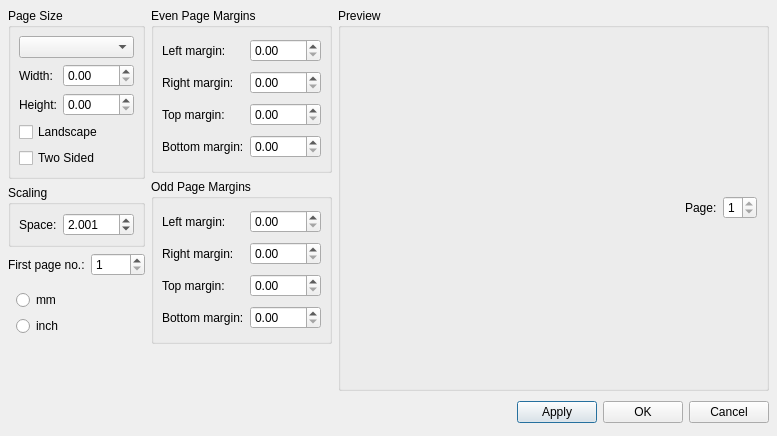
Qt form mscore/mscore/pagesettings.ui (musescore/musescore-old) before a commit.
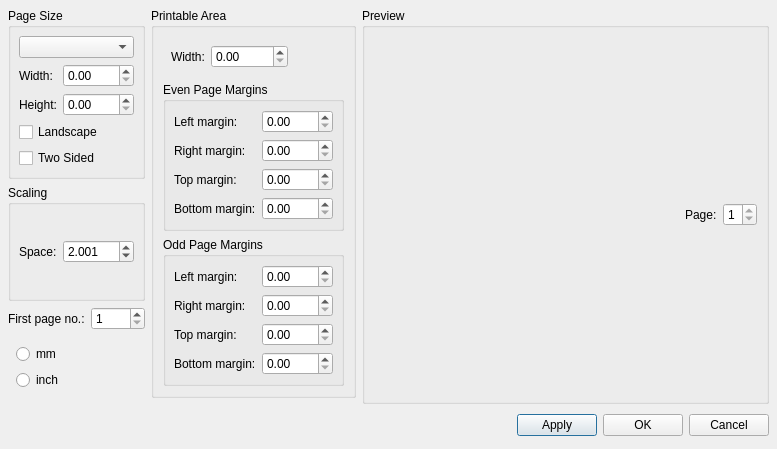
The same form after that commit.

Commit message: update page settings

The edit to the form file:
```diff
--- a/mscore/mscore/pagesettings.ui
+++ b/mscore/mscore/pagesettings.ui
@@ -10,6 +10,12 @@
     <height>436</height>
    </rect>
   </property>
+  <property name="minimumSize">
+   <size>
+    <width>0</width>
+    <height>0</height>
+   </size>
+  </property>
   <property name="windowTitle">
    <string>MuseScore: Page Settings</string>
   </property>
@@ -277,53 +283,75 @@
       <number>0</number>
      </property>
      <item>
+      <widget class="QGroupBox" name="groupBox_5">
+       <property name="title">
+        <string>Printable Area</string>
+       </property>
+       <layout class="QVBoxLayout" name="verticalLayout_2">
+        <item>
+         <layout class="QFormLayout" name="formLayout">
+          <property name="fieldGrowthPolicy">
+           <enum>QFormLayout::ExpandingFieldsGrow</enum>
+          </property>
+          <property name="horizontalSpacing">
+           <number>6</number>
+          </property>
+          <property name="verticalSpacing">
+           <number>6</number>
+          </property>
+          <property name="margin">
+           <number>8</number>
+          </property>
+          <item row="0" column="0">
+           <widget class="QLabel" name="label_14">
+            <property name="text">
+             <string>Width:</string>
+            </property>
+            <property name="textFormat">
+             <enum>Qt::PlainText</enum>
+            </property>
+           </widget>
+          </item>
+          <item row="0" column="1">
+           <widget class="QDoubleSpinBox" name="printableWidth">
+            <property name="sizePolicy">
+             <sizepolicy hsizetype="Fixed" vsizetype="Fixed">
+              <horstretch>0</horstretch>
+              <verstretch>0</verstretch>
+             </sizepolicy>
+            </property>
+            <property name="maximum">
+             <double>20000.000000000000000</double>
+            </property>
+           </widget>
+          </item>
+         </layout>
+        </item>
+        <item>
       <widget class="QGroupBox" name="groupBox_3">
        <property name="title">
         <string>Even Page Margins</string>
        </property>
-       <layout class="QGridLayout">
+          <layout class="QFormLayout" name="formLayout_2">
+           <property name="horizontalSpacing">
+            <number>6</number>
+           </property>
+           <property name="verticalSpacing">
+            <number>6</number>
+           </property>
         <property name="margin">
          <number>8</number>
         </property>
-        <property name="spacing">
-         <number>6</number>
-        </property>
-        <item row="3" column="1">
-         <widget class="QDoubleSpinBox" name="evenPageBottomMargin">
-          <property name="sizePolicy">
-           <sizepolicy hsizetype="Preferred" vsizetype="Fixed">
-            <horstretch>0</horstretch>
-            <verstretch>0</verstretch>
-           </sizepolicy>
-          </property>
-          <property name="maximum">
-           <double>2000.000000000000000</double>
-          </property>
-         </widget>
-        </item>
-        <item row="2" column="1">
-         <widget class="QDoubleSpinBox" name="evenPageTopMargin">
-          <property name="sizePolicy">
-           <sizepolicy hsizetype="Preferred" vsizetype="Fixed">
-            <horstretch>0</horstretch>
-            <verstretch>0</verstretch>
-           </sizepolicy>
-          </property>
-          <property name="maximum">
-           <double>2000.000000000000000</double>
-          </property>
-         </widget>
-        </item>
-        <item row="1" column="1">
-         <widget class="QDoubleSpinBox" name="evenPageRightMargin">
-          <property name="sizePolicy">
-           <sizepolicy hsizetype="Preferred" vsizetype="Fixed">
-            <horstretch>0</horstretch>
-            <verstretch>0</verstretch>
-           </sizepolicy>
-          </property>
-          <property name="maximum">
-           <double>2000.000000000000000</double>
+           <item row="0" column="0">
+            <widget class="QLabel" name="label_4">
+             <property name="text">
+              <string>Left margin:</string>
+             </property>
+             <property name="textFormat">
+              <enum>Qt::PlainText</enum>
+             </property>
+             <property name="buddy">
+              <cstring>evenPageLeftMargin</cstring>
           </property>
          </widget>
         </item>
@@ -340,32 +368,6 @@
           </property>
          </widget>
         </item>
-        <item row="3" column="0">
-         <widget class="QLabel" name="label_7">
-          <property name="text">
-           <string>Bottom margin:</string>
-          </property>
-          <property name="textFormat">
-           <enum>Qt::PlainText</enum>
-          </property>
-          <property name="buddy">
-           <cstring>evenPageBottomMargin</cstring>
-          </property>
-         </widget>
-        </item>
-        <item row="2" column="0">
-         <widget class="QLabel" name="label_6">
-          <property name="text">
-           <string>Top margin:</string>
-          </property>
-          <property name="textFormat">
-           <enum>Qt::PlainText</enum>
-          </property>
-          <property name="buddy">
-           <cstring>evenPageTopMargin</cstring>
-          </property>
-         </widget>
-        </item>
         <item row="1" column="0">
          <widget class="QLabel" name="label_5">
           <property name="text">
@@ -379,16 +381,68 @@
           </property>
          </widget>
         </item>
-        <item row="0" column="0">
-         <widget class="QLabel" name="label_4">
+           <item row="1" column="1">
+            <widget class="QDoubleSpinBox" name="evenPageRightMargin">
+             <property name="sizePolicy">
+              <sizepolicy hsizetype="Preferred" vsizetype="Fixed">
+               <horstretch>0</horstretch>
+               <verstretch>0</verstretch>
+              </sizepolicy>
+             </property>
+             <property name="maximum">
+              <double>2000.000000000000000</double>
+             </property>
+            </widget>
+           </item>
+           <item row="2" column="0">
+            <widget class="QLabel" name="label_6">
           <property name="text">
-           <string>Left margin:</string>
+              <string>Top margin:</string>
           </property>
           <property name="textFormat">
            <enum>Qt::PlainText</enum>
           </property>
           <property name="buddy">
-           <cstring>evenPageLeftMargin</cstring>
+              <cstring>evenPageTopMargin</cstring>
+             </property>
+            </widget>
+           </item>
+           <item row="2" column="1">
+            <widget class="QDoubleSpinBox" name="evenPageTopMargin">
+             <property name="sizePolicy">
+              <sizepolicy hsizetype="Preferred" vsizetype="Fixed">
+               <horstretch>0</horstretch>
+               <verstretch>0</verstretch>
+              </sizepolicy>
+             </property>
+             <property name="maximum">
+              <double>2000.000000000000000</double>
+             </property>
+            </widget>
+           </item>
+           <item row="3" column="0">
+            <widget class="QLabel" name="label_7">
+             <property name="text">
+              <string>Bottom margin:</string>
+             </property>
+             <property name="textFormat">
+              <enum>Qt::PlainText</enum>
+             </property>
+             <property name="buddy">
+              <cstring>evenPageBottomMargin</cstring>
+             </property>
+            </widget>
+           </item>
+           <item row="3" column="1">
+            <widget class="QDoubleSpinBox" name="evenPageBottomMargin">
+             <property name="sizePolicy">
+              <sizepolicy hsizetype="Preferred" vsizetype="Fixed">
+               <horstretch>0</horstretch>
+               <verstretch>0</verstretch>
+              </sizepolicy>
+             </property>
+             <property name="maximum">
+              <double>2000.000000000000000</double>
           </property>
          </widget>
         </item>
@@ -400,49 +454,26 @@
        <property name="title">
         <string>Odd Page Margins</string>
        </property>
-       <layout class="QGridLayout">
+          <layout class="QFormLayout" name="formLayout_3">
+           <property name="horizontalSpacing">
+            <number>6</number>
+           </property>
+           <property name="verticalSpacing">
+            <number>6</number>
+           </property>
         <property name="margin">
          <number>8</number>
         </property>
-        <property name="spacing">
-         <number>6</number>
-        </property>
-        <item row="3" column="1">
-         <widget class="QDoubleSpinBox" name="oddPageBottomMargin">
-          <property name="sizePolicy">
-           <sizepolicy hsizetype="Preferred" vsizetype="Fixed">
-            <horstretch>0</horstretch>
-            <verstretch>0</verstretch>
-           </sizepolicy>
-          </property>
-          <property name="maximum">
-           <double>2000.000000000000000</double>
-          </property>
-         </widget>
-        </item>
-        <item row="2" column="1">
-         <widget class="QDoubleSpinBox" name="oddPageTopMargin">
-          <property name="sizePolicy">
-           <sizepolicy hsizetype="Preferred" vsizetype="Fixed">
-            <horstretch>0</horstretch>
-            <verstretch>0</verstretch>
-           </sizepolicy>
-          </property>
-          <property name="maximum">
-           <double>2000.000000000000000</double>
-          </property>
-         </widget>
-        </item>
-        <item row="1" column="1">
-         <widget class="QDoubleSpinBox" name="oddPageRightMargin">
-          <property name="sizePolicy">
-           <sizepolicy hsizetype="Preferred" vsizetype="Fixed">
-            <horstretch>0</horstretch>
-            <verstretch>0</verstretch>
-           </sizepolicy>
-          </property>
-          <property name="maximum">
-           <double>2000.000000000000000</double>
+           <item row="0" column="0">
+            <widget class="QLabel" name="label_8">
+             <property name="text">
+              <string>Left margin:</string>
+             </property>
+             <property name="textFormat">
+              <enum>Qt::PlainText</enum>
+             </property>
+             <property name="buddy">
+              <cstring>oddPageLeftMargin</cstring>
           </property>
          </widget>
         </item>
@@ -459,32 +490,6 @@
           </property>
          </widget>
         </item>
-        <item row="3" column="0">
-         <widget class="QLabel" name="label_11">
-          <property name="text">
-           <string>Bottom margin:</string>
-          </property>
-          <property name="textFormat">
-           <enum>Qt::PlainText</enum>
-          </property>
-          <property name="buddy">
-           <cstring>oddPageBottomMargin</cstring>
-          </property>
-         </widget>
-        </item>
-        <item row="2" column="0">
-         <widget class="QLabel" name="label_10">
-          <property name="text">
-           <string>Top margin:</string>
-          </property>
-          <property name="textFormat">
-           <enum>Qt::PlainText</enum>
-          </property>
-          <property name="buddy">
-           <cstring>oddPageTopMargin</cstring>
-          </property>
-         </widget>
-        </item>
         <item row="1" column="0">
          <widget class="QLabel" name="label_9">
           <property name="text">
@@ -498,17 +503,72 @@
           </property>
          </widget>
         </item>
-        <item row="0" column="0">
-         <widget class="QLabel" name="label_8">
+           <item row="1" column="1">
+            <widget class="QDoubleSpinBox" name="oddPageRightMargin">
+             <property name="sizePolicy">
+              <sizepolicy hsizetype="Preferred" vsizetype="Fixed">
+               <horstretch>0</horstretch>
+               <verstretch>0</verstretch>
+              </sizepolicy>
+             </property>
+             <property name="maximum">
+              <double>2000.000000000000000</double>
+             </property>
+            </widget>
+           </item>
+           <item row="2" column="0">
+            <widget class="QLabel" name="label_10">
           <property name="text">
-           <string>Left margin:</string>
+              <string>Top margin:</string>
           </property>
           <property name="textFormat">
            <enum>Qt::PlainText</enum>
           </property>
           <property name="buddy">
-           <cstring>oddPageLeftMargin</cstring>
-          </property>
+              <cstring>oddPageTopMargin</cstring>
+             </property>
+            </widget>
+           </item>
+           <item row="2" column="1">
+            <widget class="QDoubleSpinBox" name="oddPageTopMargin">
+             <property name="sizePolicy">
+              <sizepolicy hsizetype="Preferred" vsizetype="Fixed">
+               <horstretch>0</horstretch>
+               <verstretch>0</verstretch>
+              </sizepolicy>
+             </property>
+             <property name="maximum">
+              <double>2000.000000000000000</double>
+             </property>
+            </widget>
+           </item>
+           <item row="3" column="0">
+            <widget class="QLabel" name="label_11">
+             <property name="text">
+              <string>Bottom margin:</string>
+             </property>
+             <property name="textFormat">
+              <enum>Qt::PlainText</enum>
+             </property>
+             <property name="buddy">
+              <cstring>oddPageBottomMargin</cstring>
+             </property>
+            </widget>
+           </item>
+           <item row="3" column="1">
+            <widget class="QDoubleSpinBox" name="oddPageBottomMargin">
+             <property name="sizePolicy">
+              <sizepolicy hsizetype="Preferred" vsizetype="Fixed">
+               <horstretch>0</horstretch>
+               <verstretch>0</verstretch>
+              </sizepolicy>
+             </property>
+             <property name="maximum">
+              <double>2000.000000000000000</double>
+             </property>
+            </widget>
+           </item>
+          </layout>
          </widget>
         </item>
        </layout>
```
Lines whose indentation alone changed are shown as unchanged. The commit also changes 12 other files.
